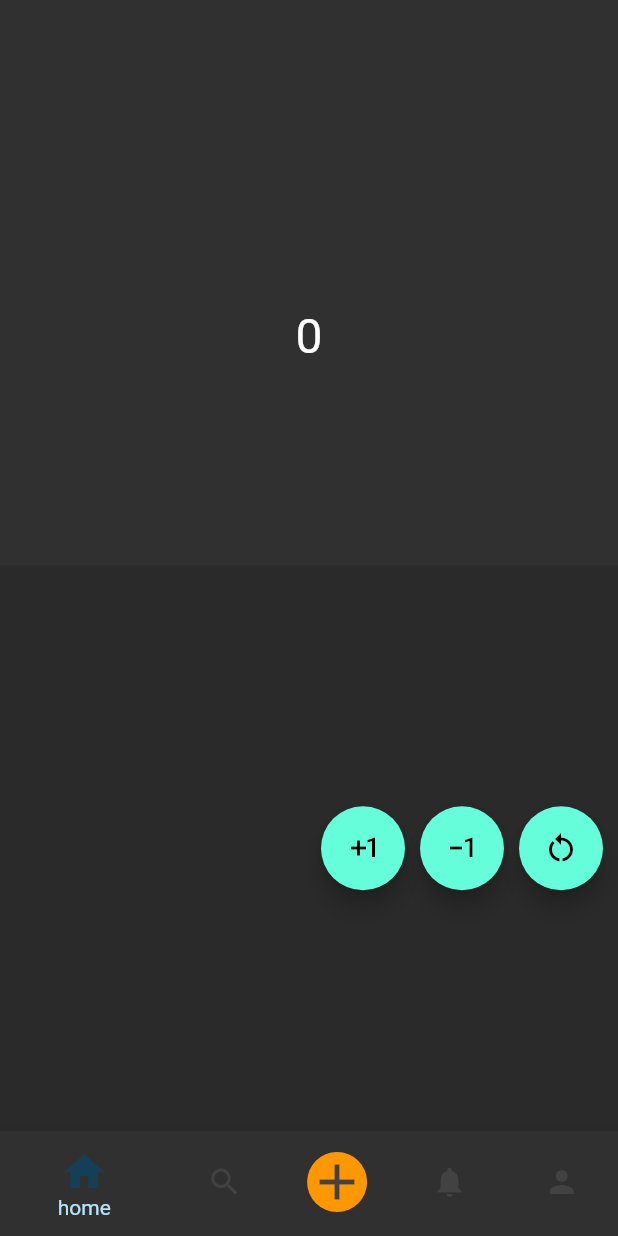
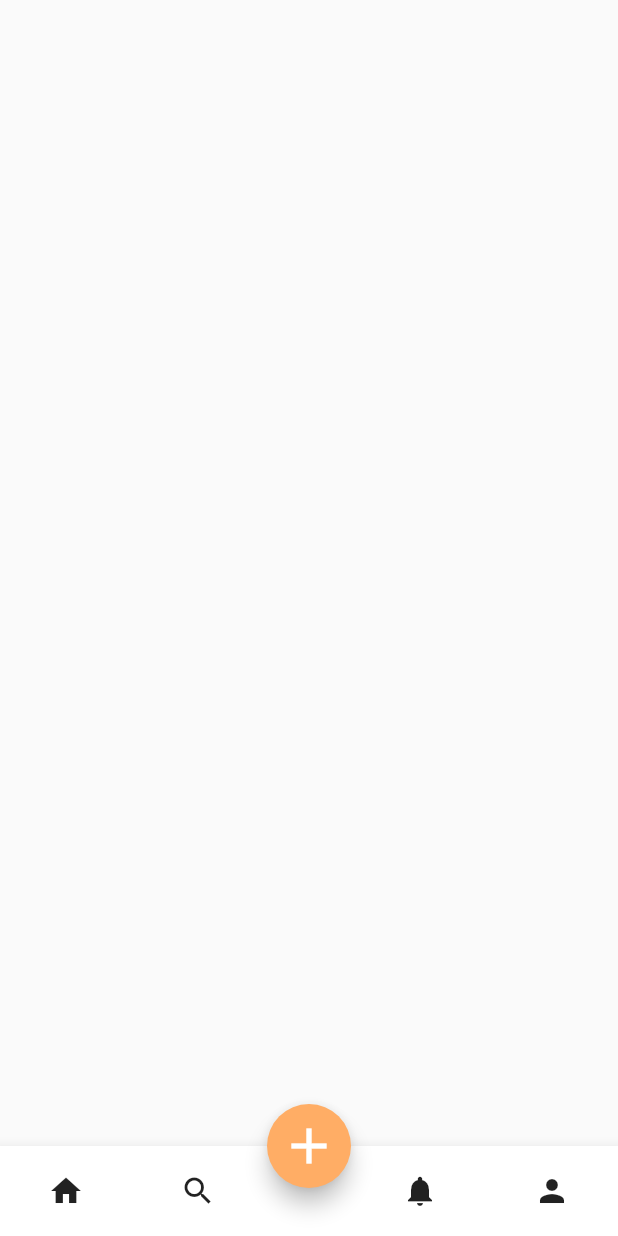
Before and after one commit to aofattaporn/practice-Flutter-2022, a Flutter app: the screen it shows after launch, on a phone screen of 412 x 824 dp. Run offline on Flutter 3.47's test engine with Material 2 defaults, Android fonts, the phone set to English and light mode, and no system bars; our stand-ins replace bloc, dio, equatable, flutter_bloc, rive.

Commit message:
create bottom navigation bar

```diff
--- /dev/null
+++ b/lib/App2.dart
@@ -0,0 +1,14 @@
+import 'package:flutter/cupertino.dart';
+import 'package:flutter/material.dart';
+import 'package:test_flutter/src2/Homepage.dart';
+
+class App2 extends StatelessWidget {
+  const App2({Key? key}) : super(key: key);
+
+  @override
+  Widget build(BuildContext context) {
+    return const MaterialApp(
+      home: Homepage(),
+    );
+  }
+}
--- a/lib/main.dart
+++ b/lib/main.dart
@@ -2,6 +2,7 @@ import 'package:flutter/material.dart';
 import 'package:flutter_bloc/flutter_bloc.dart';
 
 import 'App.dart';
+import 'App2.dart';
 
 /// Custom [BlocObserver] that observes all bloc and cubit state changes.
 class AppBlocObserver extends BlocObserver {
@@ -21,5 +22,5 @@ class AppBlocObserver extends BlocObserver {
 void main() {
   /// custom observer for check log on state
   // Bloc.observer = AppBlocObserver();
-  runApp(const App());
+  runApp(const App2());
 }
--- /dev/null
+++ b/lib/src2/Homepage.dart
@@ -0,0 +1,56 @@
+import 'package:flutter/cupertino.dart';
+import 'package:flutter/material.dart';
+import 'package:test_flutter/src2/constant/Constant_Color.dart';
+
+class Homepage extends StatelessWidget {
+  const Homepage({Key? key}) : super(key: key);
+
+  @override
+  Widget build(BuildContext context) {
+    return Scaffold(
+
+      /// AppBar
+      // appBar: AppBar(),
+      // body: Container(
+      //   color: Colors.black38,
+      //   child: Text("Hello world"),
+      // ),
+
+      /// FAB
+      floatingActionButton: FloatingActionButton(
+        child: const Icon(Icons.add, size: 40),
+        backgroundColor: kThirtery,
+        onPressed: (){},
+      ),
+      floatingActionButtonLocation: FloatingActionButtonLocation.centerDocked,
+
+      /// Bottom navigation Bar
+      bottomNavigationBar: BottomAppBar(
+        child: Container(
+          height: 60,
+          child: Row(
+            mainAxisAlignment: MainAxisAlignment.spaceBetween,
+            children: [
+              Row(
+                children: [
+                  MaterialButton(onPressed: (){},
+                  child: Icon(Icons.home, size: 24)),
+                  MaterialButton(onPressed: (){},
+                      child: Icon(Icons.search, size: 24))
+                ],
+              ),
+              Row(
+                children: [
+                  MaterialButton(onPressed: (){},
+                      child: Icon(Icons.notifications, size: 24)),
+                  MaterialButton(onPressed: (){},
+                      child: Icon(Icons.person, size: 24))
+                ],
+              )
+            ],
+          ),
+        ),
+      ),
+    );
+  }
+}
--- /dev/null
+++ b/lib/src2/constant/Constant_Color.dart
@@ -0,0 +1,14 @@
+import 'package:flutter/material.dart';
+
+const kPrimaryColor = Color.fromARGB(255, 170, 212, 204);
+const kPrimaryColor_Dark = Color.fromARGB(255, 143, 178, 172);
+const kTextColor = Color(0xFF3C4046);
+const kBackgroundColor = Color(0xFFF9F8FD);
+
+const kThirtery = Color.fromARGB(255, 255, 173, 101);
+
+
+
+
+/// padding
+const double KDefaultPadding = 20.0;
```
